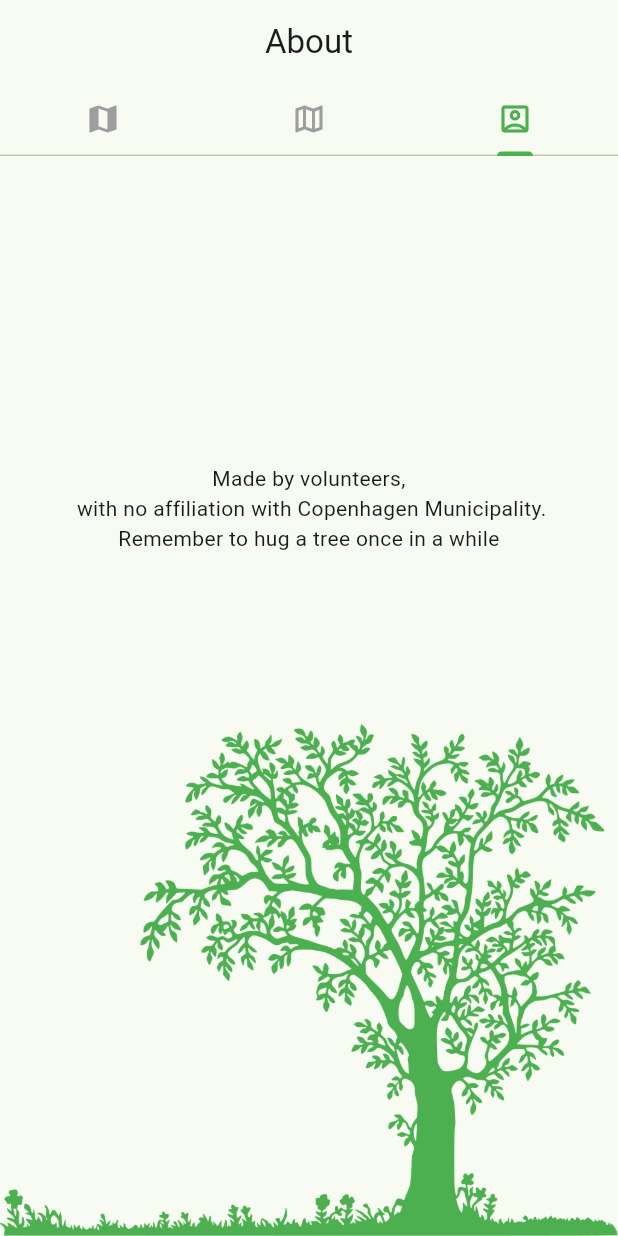
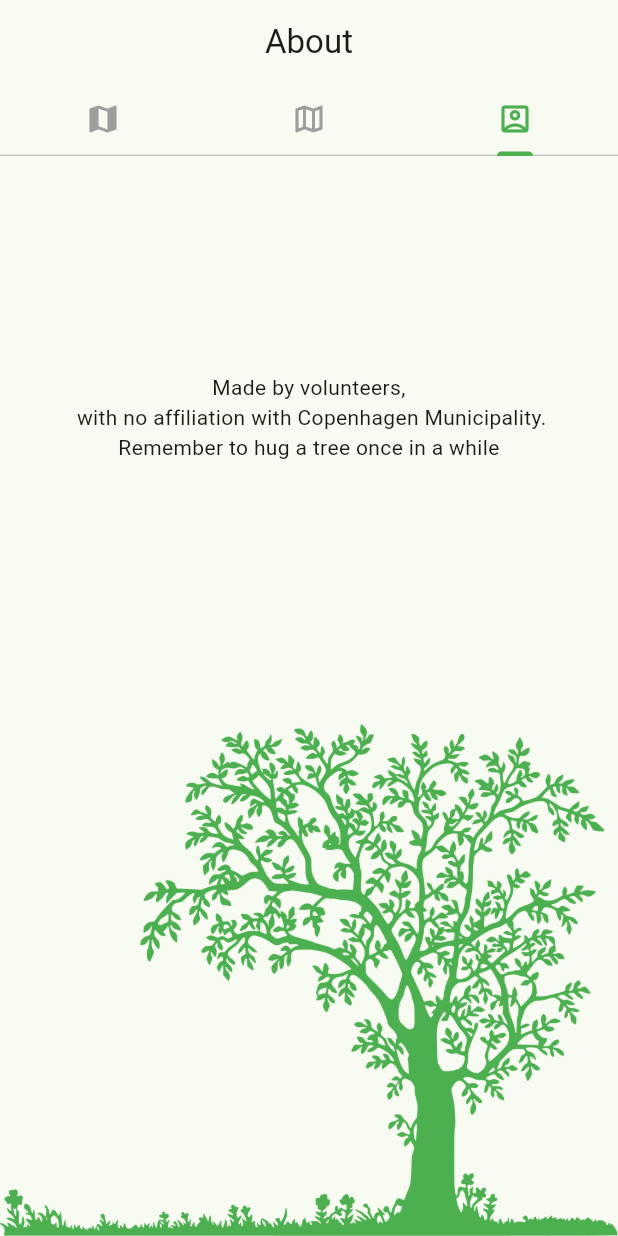
Before and after one commit to majornuts/treescph2025NEW, a Flutter app: the screen it shows after launch, tab 3 chosen, on a phone screen of 412 x 824 dp. Run offline on Flutter 3.47's test engine with Material 3 defaults, Android fonts, the phone set to English and light mode, and no system bars; our stand-ins replace dio, flutter_map, latlong2; missing offline and left inert: flutter_map_heatmap, flutter_map_marker_cluster; network calls fail.

Commit message:
removed debug banner and updated text position for about page.

```diff
--- a/lib/main.dart
+++ b/lib/main.dart
@@ -22,6 +22,7 @@ class MyApp extends StatelessWidget {
   @override
   Widget build(BuildContext context) {
     return MaterialApp(
+      debugShowCheckedModeBanner: false,
       theme: ThemeData(useMaterial3: true, colorSchemeSeed: Colors.green[700]),
       home: const TabBarExample(),
     );
--- a/lib/screens/About.dart
+++ b/lib/screens/About.dart
@@ -1,23 +1,29 @@
 import 'package:flutter/material.dart';
 
 class About extends StatelessWidget {
-  // final List<String> filteredData;
-
   const About({Key? key}) : super(key: key);
 
   @override
   Widget build(BuildContext context) {
     return Scaffold(
-      body: Stack(
+      body: LayoutBuilder(
+        builder: (BuildContext context, BoxConstraints constraints) {
+          return Stack(
             children: [
-          Padding(
-            padding: const EdgeInsets.only(bottom: 250.0),
+              // Use a Positioned widget to adjust vertical position dynamically
+              Positioned(
+                top: constraints.maxHeight * 0.2, // Position text 20% from the top
+                left: 0,
+                right: 0,
                 child: Center(
+                  child: Padding(
+                    padding: const EdgeInsets.symmetric(horizontal: 16.0),
                     child: Text(
                       'Made by volunteers,\n with no affiliation with Copenhagen Municipality. \n'
                           'Remember to hug a tree once in a while',
                       style: TextStyle(fontSize: 14),
                       textAlign: TextAlign.center,
+                    ),
                   ),
                 ),
               ),
@@ -31,6 +37,8 @@ class About extends StatelessWidget {
                 ),
               ),
             ],
+          );
+        },
       ),
     );
   }
```
Also changed, not shown: 3 other files. Lines whose indentation alone changed are shown as unchanged.
